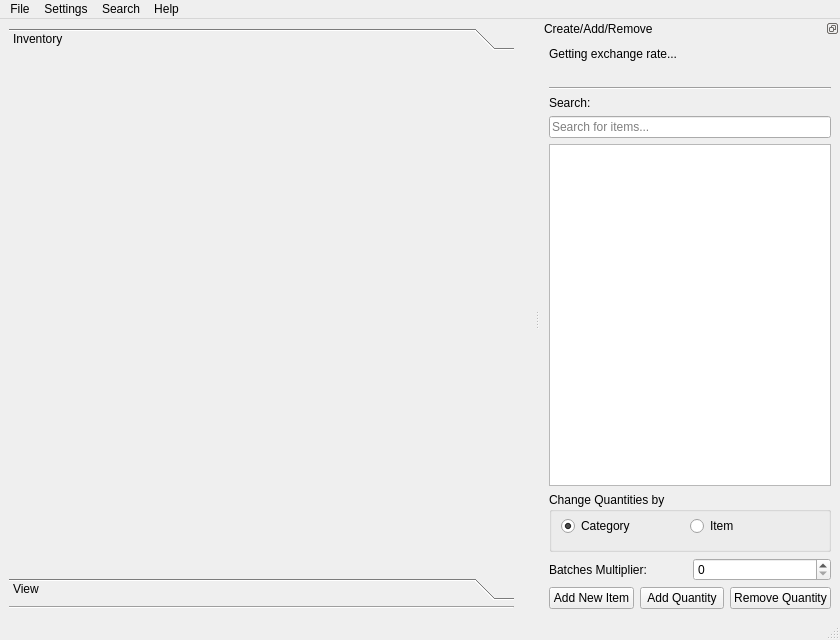
Above: ui/main_menu.ui from TheCodingJsoftware/Invigo before the change. Below: the same form after it.
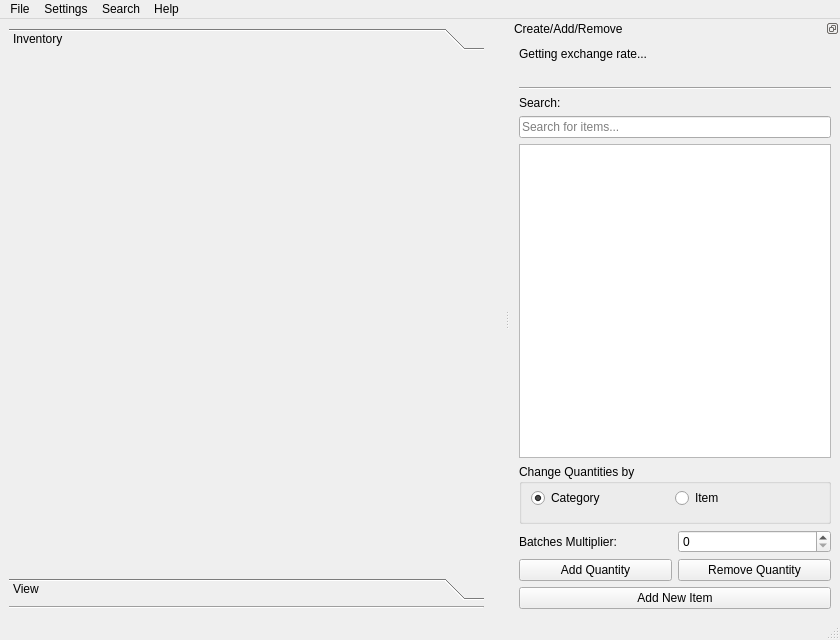
That is the form after the change.

```diff
--- a/ui/main_menu.ui
+++ b/ui/main_menu.ui
@@ -35,7 +35,7 @@
         <rect>
          <x>0</x>
          <y>0</y>
-         <width>507</width>
+         <width>477</width>
          <height>510</height>
         </rect>
        </property>
@@ -177,7 +177,7 @@
    </property>
    <property name="minimumSize">
     <size>
-     <width>300</width>
+     <width>330</width>
      <height>453</height>
     </size>
    </property>
@@ -331,19 +331,6 @@
        </item>
        <item>
         <layout class="QHBoxLayout" name="horizontalLayout_2">
-         <item>
-          <widget class="QPushButton" name="pushButton_create_new">
-           <property name="toolTip">
-            <string/>
-           </property>
-           <property name="statusTip">
-            <string>Create a new item</string>
-           </property>
-           <property name="text">
-            <string>Add New Item</string>
-           </property>
-          </widget>
-         </item>
          <item>
           <widget class="QPushButton" name="pushButton_add_quantity">
            <property name="statusTip">
@@ -366,6 +353,19 @@
          </item>
         </layout>
        </item>
+       <item>
+        <widget class="QPushButton" name="pushButton_create_new">
+         <property name="toolTip">
+          <string/>
+         </property>
+         <property name="statusTip">
+          <string>Create a new item</string>
+         </property>
+         <property name="text">
+          <string>Add New Item</string>
+         </property>
+        </widget>
+       </item>
       </layout>
      </item>
     </layout>
```
Left out of the diff: 2 changed lines with no effect on the pictures.
